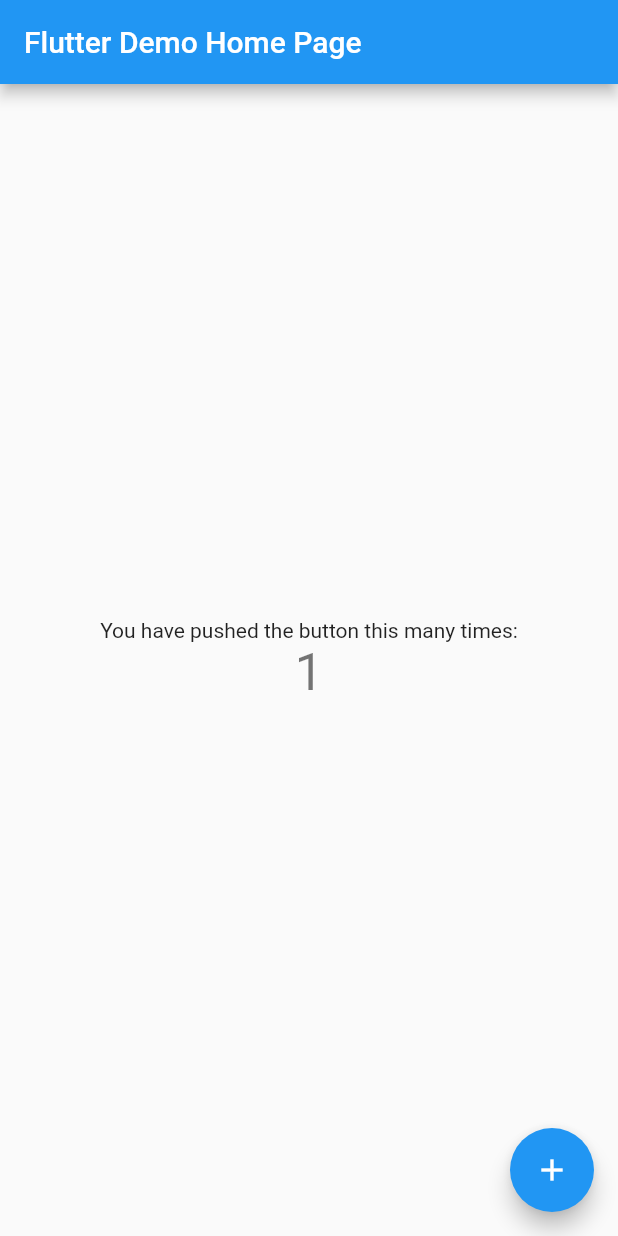
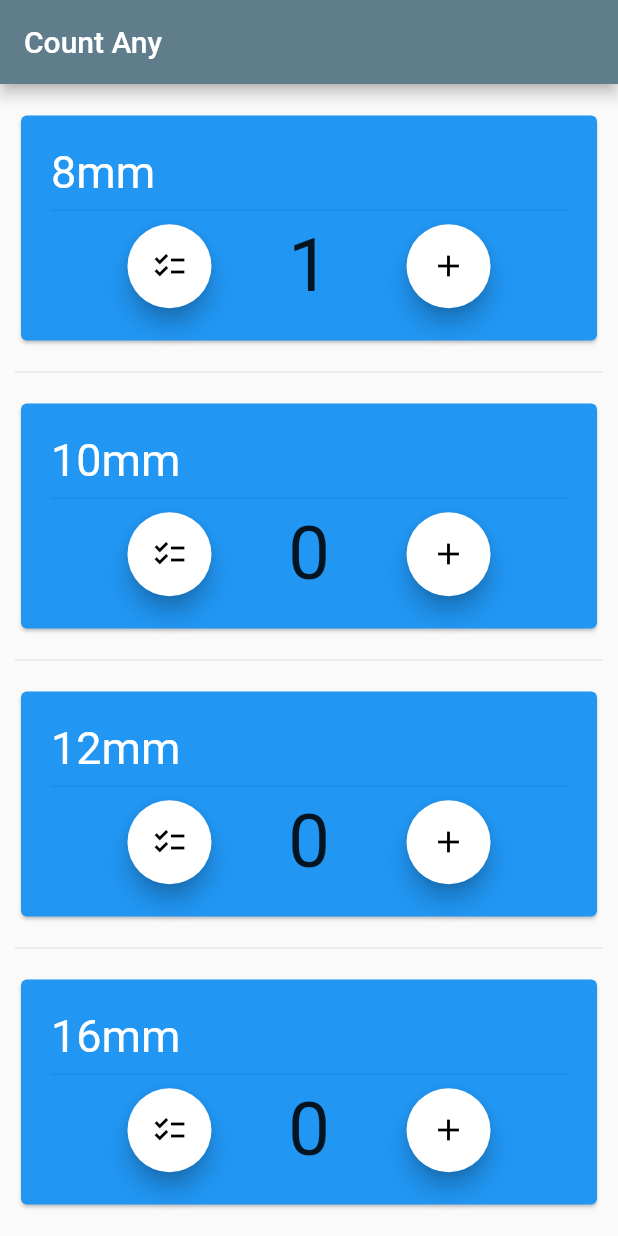
Before and after one commit to mechbullgt/countany, a Flutter app: the screen it shows after launch, after a tap on the "add" icon, on a phone screen of 412 x 824 dp. Run offline on Flutter 3.47's test engine with Material 2 defaults, Android fonts, the phone set to English and light mode, and no system bars; our stand-ins replace shared_preferences.

Commit message:
Basic version is now functional

```diff
--- /dev/null
+++ b/lib/countanyHome.dart
@@ -0,0 +1,263 @@
+import 'package:flutter/material.dart';
+import 'package:shared_preferences/shared_preferences.dart';
+
+class CountAny extends StatefulWidget {
+  @override
+  _CountAnyState createState() => new _CountAnyState();
+}
+
+class _CountAnyState extends State<CountAny> {
+  Future<SharedPreferences> _prefs = SharedPreferences.getInstance();
+  Future<int> _n1;
+  Future<int> _n2;
+  Future<int> _n3;
+  Future<int> _n4;
+
+  Future<void> add(sectionNumber) async {
+    final SharedPreferences prefs = await _prefs;
+    int n1 = (prefs.getInt('_n1') ?? 0);
+    int n2 = (prefs.getInt('_n2') ?? 0);
+    int n3 = (prefs.getInt('_n3') ?? 0);
+    int n4 = (prefs.getInt('_n4') ?? 0);
+
+    if (sectionNumber == 1) {
+      setState(() {
+        n1++;
+        _n1 = prefs.setInt("_n1", n1).then((bool success) {
+          return n1;
+        });
+      });
+    } else if (sectionNumber == 2) {
+      setState(() {
+        n2++;
+        _n2 = prefs.setInt("_n2", n2).then((bool success) {
+          return n2;
+        });
+      });
+    } else if (sectionNumber == 3) {
+      setState(() {
+        n3++;
+        _n3 = prefs.setInt("_n3", n3).then((bool success) {
+          return n3;
+        });
+      });
+    } else if (sectionNumber == 4) {
+      n4++;
+      _n4 = prefs.setInt("_n4", n4).then((bool success) {
+        return n4;
+      });
+    }
+  }
+
+  @override
+  void initState() {
+    super.initState();
+    _n1 = _prefs.then((SharedPreferences prefs) {
+      return (prefs.getInt('_n1') ?? 0);
+    });
+    _n2 = _prefs.then((SharedPreferences prefs) {
+      return (prefs.getInt('_n2') ?? 0);
+    });
+    _n3 = _prefs.then((SharedPreferences prefs) {
+      return (prefs.getInt('_n3') ?? 0);
+    });
+    _n4 = _prefs.then((SharedPreferences prefs) {
+      return (prefs.getInt('_n4') ?? 0);
+    });
+  }
+
+  Future<void> minus(sectionNumber) async {
+    final SharedPreferences prefs = await _prefs;
+    int n1 = (prefs.getInt('_n1') ?? 0);
+    int n2 = (prefs.getInt('_n2') ?? 0);
+    int n3 = (prefs.getInt('_n3') ?? 0);
+    int n4 = (prefs.getInt('_n4') ?? 0);
+    switch (sectionNumber) {
+      case 1:
+        setState(() {
+          if (n1 != 0) n1--;
+          _n1 = prefs.setInt("_n1", n1).then((bool success) {
+            return n1;
+          });
+        });
+        break;
+      case 2:
+        setState(() {
+          if (n2 != 0) n2--;
+          _n2 = prefs.setInt("_n2", n2).then((bool success) {
+            return n2;
+          });
+        });
+        break;
+      case 3:
+        setState(() {
+          if (n3 != 0) n3--;
+          _n3 = prefs.setInt("_n3", n3).then((bool success) {
+            return n3;
+          });
+        });
+        break;
+      case 4:
+        setState(() {
+          if (n4 != 0) n4--;
+          _n4 = prefs.setInt("_n4", n4).then((bool success) {
+            return n4;
+          });
+        });
+        break;
+      default:
+    }
+  }
+
+  @override
+  Widget build(BuildContext context) {
+    return new Scaffold(
+      appBar: new AppBar(title: new Text("Count Any")),
+      body: new Container(
+        child: new Padding(
+          padding: EdgeInsets.only(left: 10, right: 10, top: 2.5, bottom: 2.5),
+          child: new Column(
+            mainAxisAlignment: MainAxisAlignment.spaceEvenly,
+            children: <Widget>[
+              futureCounterSection('8mm', 1, _n1),
+              Divider(
+                height: 5,
+              ),
+              futureCounterSection('10mm', 2, _n2),
+              Divider(
+                height: 5,
+              ),
+              futureCounterSection('12mm', 3, _n3),
+              Divider(
+                height: 5,
+              ),
+              futureCounterSection('16mm', 4, _n4),
+            ],
+          ),
+        ),
+      ),
+    );
+  }
+
+  Widget counterSection(sectionName, int sectionNumber, variableName) {
+    return Card(
+        color: Colors.blue,
+        child: Padding(
+            padding: EdgeInsets.all(20),
+            child: Stack(
+              children: <Widget>[
+                Column(children: <Widget>[
+                  Align(
+                    alignment: Alignment.topLeft,
+                    child: Text(
+                      sectionName,
+                      style: TextStyle(fontSize: 50, color: Colors.white),
+                    ),
+                  ),
+                  Divider(
+                    thickness: 0.5,
+                  ),
+                  Align(
+                    alignment: Alignment.center,
+                    child: Row(
+                      mainAxisAlignment: MainAxisAlignment.spaceEvenly,
+                      children: <Widget>[
+                        new FloatingActionButton(
+                          onPressed: () {
+                            minus(sectionNumber);
+                          },
+                          child: new Icon(
+                              const IconData(0xe15b,
+                                  fontFamily: 'MaterialIcons'),
+                              color: Colors.black),
+                          backgroundColor: Colors.white,
+                        ),
+                        new Text(variableName.toString(),
+                            style: new TextStyle(fontSize: 60.0)),
+                        new FloatingActionButton(
+                          onPressed: () {
+                            add(sectionNumber);
+                          },
+                          child: new Icon(
+                            Icons.add,
+                            color: Colors.black,
+                          ),
+                          backgroundColor: Colors.white,
+                        ),
+                      ],
+                    ),
+                  )
+                ])
+              ],
+            )));
+  }
+
+  Widget futureCounterSection(sectionName, int sectionNumber, variableName) {
+    return Card(
+        color: Colors.blue,
+        child: Padding(
+            padding: EdgeInsets.all(20),
+            child: Stack(
+              children: <Widget>[
+                Column(children: <Widget>[
+                  Align(
+                    alignment: Alignment.topLeft,
+                    child: Text(
+                      sectionName,
+                      style: TextStyle(fontSize: 30, color: Colors.white),
+                    ),
+                  ),
+                  Divider(
+                    thickness: 0.5,
+                  ),
+                  Align(
+                    alignment: Alignment.center,
+                    child: Row(
+                      mainAxisAlignment: MainAxisAlignment.spaceEvenly,
+                      children: <Widget>[
+                        new FloatingActionButton(
+                          onPressed: () {
+                            minus(sectionNumber);
+                          },
+                          child: new Icon(
+                              const IconData(0xe15b,
+                                  fontFamily: 'MaterialIcons'),
+                              color: Colors.black),
+                          backgroundColor: Colors.white,
+                        ),
+                        FutureBuilder<int>(
+                            future: variableName,
+                            builder: (BuildContext context,
+                                AsyncSnapshot<int> snapshot) {
+                              switch (snapshot.connectionState) {
+                                case ConnectionState.waiting:
+                                  return const CircularProgressIndicator();
+                                default:
+                                  if (snapshot.hasError) {
+                                    return Text('Error: ${snapshot.error}');
+                                  } else if(snapshot.hasData) {
+                                    return Text(
+                                      '${snapshot.data}',
+                                      style: TextStyle(fontSize: 50),
+                                    );
+                                  }
+                              }
+                            }),
+                        new FloatingActionButton(
+                          onPressed: () {
+                            add(sectionNumber);
+                          },
+                          child: new Icon(
+                            Icons.add,
+                            color: Colors.black,
+                          ),
+                          backgroundColor: Colors.white,
+                        ),
+                      ],
+                    ),
+                  )
+                ])
+              ],
+            )));
+  }
+}
--- a/lib/main.dart
+++ b/lib/main.dart
@@ -1,111 +1,22 @@
+import 'package:countany/countanyHome.dart';
 import 'package:flutter/material.dart';
-
-void main() => runApp(MyApp());
+void main() {
+  runApp(
+    new Center(
+      child: new MyApp(),
+    ),
+  );
+}
 
 class MyApp extends StatelessWidget {
-  // This widget is the root of your application.
   @override
   Widget build(BuildContext context) {
-    return MaterialApp(
-      title: 'Flutter Demo',
-      theme: ThemeData(
-        // This is the theme of your application.
-        //
-        // Try running your application with "flutter run". You'll see the
-        // application has a blue toolbar. Then, without quitting the app, try
-        // changing the primarySwatch below to Colors.green and then invoke
-        // "hot reload" (press "r" in the console where you ran "flutter run",
-        // or simply save your changes to "hot reload" in a Flutter IDE).
-        // Notice that the counter didn't reset back to zero; the application
-        // is not restarted.
-        primarySwatch: Colors.blue,
+    return new MaterialApp(
+      title: "Count Any",
+      theme: new ThemeData(
+          primarySwatch: Colors.blueGrey
       ),
-      home: MyHomePage(title: 'Flutter Demo Home Page'),
+      home: new CountAny(),
     );
   }
 }
-
-class MyHomePage extends StatefulWidget {
-  MyHomePage({Key key, this.title}) : super(key: key);
-
-  // This widget is the home page of your application. It is stateful, meaning
-  // that it has a State object (defined below) that contains fields that affect
-  // how it looks.
-
-  // This class is the configuration for the state. It holds the values (in this
-  // case the title) provided by the parent (in this case the App widget) and
-  // used by the build method of the State. Fields in a Widget subclass are
-  // always marked "final".
-
-  final String title;
-
-  @override
-  _MyHomePageState createState() => _MyHomePageState();
-}
-
-class _MyHomePageState extends State<MyHomePage> {
-  int _counter = 0;
-
-  void _incrementCounter() {
-    setState(() {
-      // This call to setState tells the Flutter framework that something has
-      // changed in this State, which causes it to rerun the build method below
-      // so that the display can reflect the updated values. If we changed
-      // _counter without calling setState(), then the build method would not be
-      // called again, and so nothing would appear to happen.
-      _counter++;
-    });
-  }
-
-  @override
-  Widget build(BuildContext context) {
-    // This method is rerun every time setState is called, for instance as done
-    // by the _incrementCounter method above.
-    //
-    // The Flutter framework has been optimized to make rerunning build methods
-    // fast, so that you can just rebuild anything that needs updating rather
-    // than having to individually change instances of widgets.
-    return Scaffold(
-      appBar: AppBar(
-        // Here we take the value from the MyHomePage object that was created by
-        // the App.build method, and use it to set our appbar title.
-        title: Text(widget.title),
-      ),
-      body: Center(
-        // Center is a layout widget. It takes a single child and positions it
-        // in the middle of the parent.
-        child: Column(
-          // Column is also a layout widget. It takes a list of children and
-          // arranges them vertically. By default, it sizes itself to fit its
-          // children horizontally, and tries to be as tall as its parent.
-          //
-          // Invoke "debug painting" (press "p" in the console, choose the
-          // "Toggle Debug Paint" action from the Flutter Inspector in Android
-          // Studio, or the "Toggle Debug Paint" command in Visual Studio Code)
-          // to see the wireframe for each widget.
-          //
-          // Column has various properties to control how it sizes itself and
-          // how it positions its children. Here we use mainAxisAlignment to
-          // center the children vertically; the main axis here is the vertical
-          // axis because Columns are vertical (the cross axis would be
-          // horizontal).
-          mainAxisAlignment: MainAxisAlignment.center,
-          children: <Widget>[
-            Text(
-              'You have pushed the button this many times:',
-            ),
-            Text(
-              '$_counter',
-              style: Theme.of(context).textTheme.display1,
-            ),
-          ],
-        ),
-      ),
-      floatingActionButton: FloatingActionButton(
-        onPressed: _incrementCounter,
-        tooltip: 'Increment',
-        child: Icon(Icons.add),
-      ), // This trailing comma makes auto-formatting nicer for build methods.
-    );
-  }
-}
--- a/pubspec.yaml
+++ b/pubspec.yaml
@@ -19,10 +19,11 @@ environment:
 dependencies:
   flutter:
     sdk: flutter
-
   # The following adds the Cupertino Icons font to your application.
   # Use with the CupertinoIcons class for iOS style icons.
   cupertino_icons: ^0.1.2
+  shared_preferences: ^0.5.7+3
+
 
 dev_dependencies:
   flutter_test:
```
Also changed, not shown: pubspec.lock.
